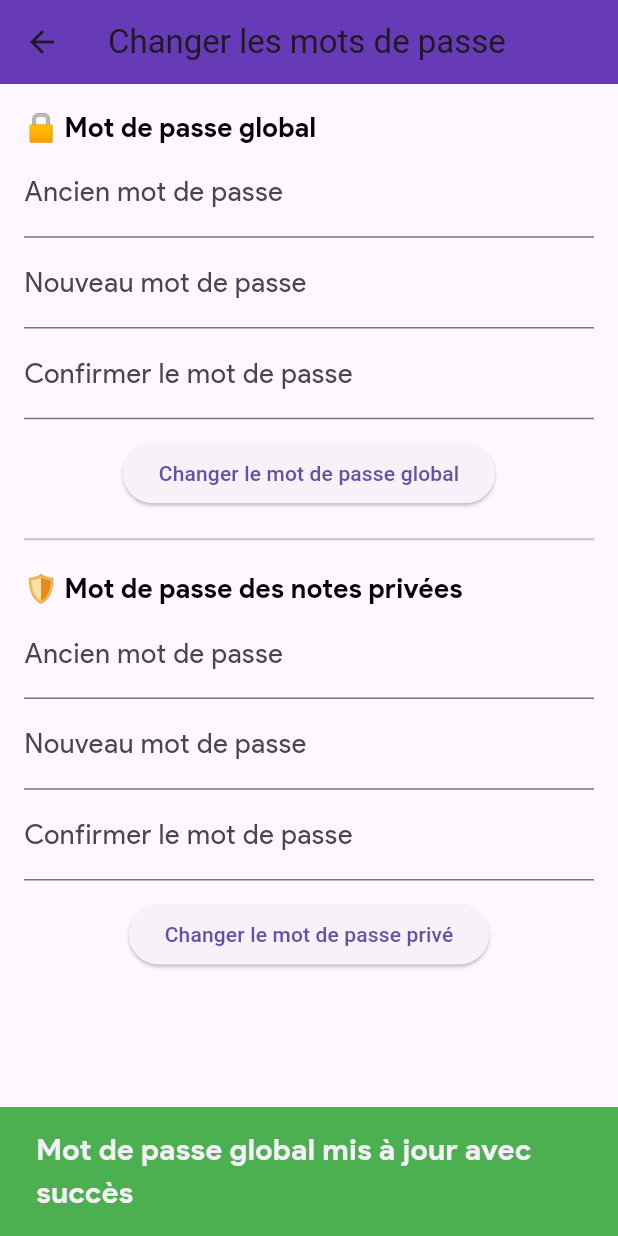
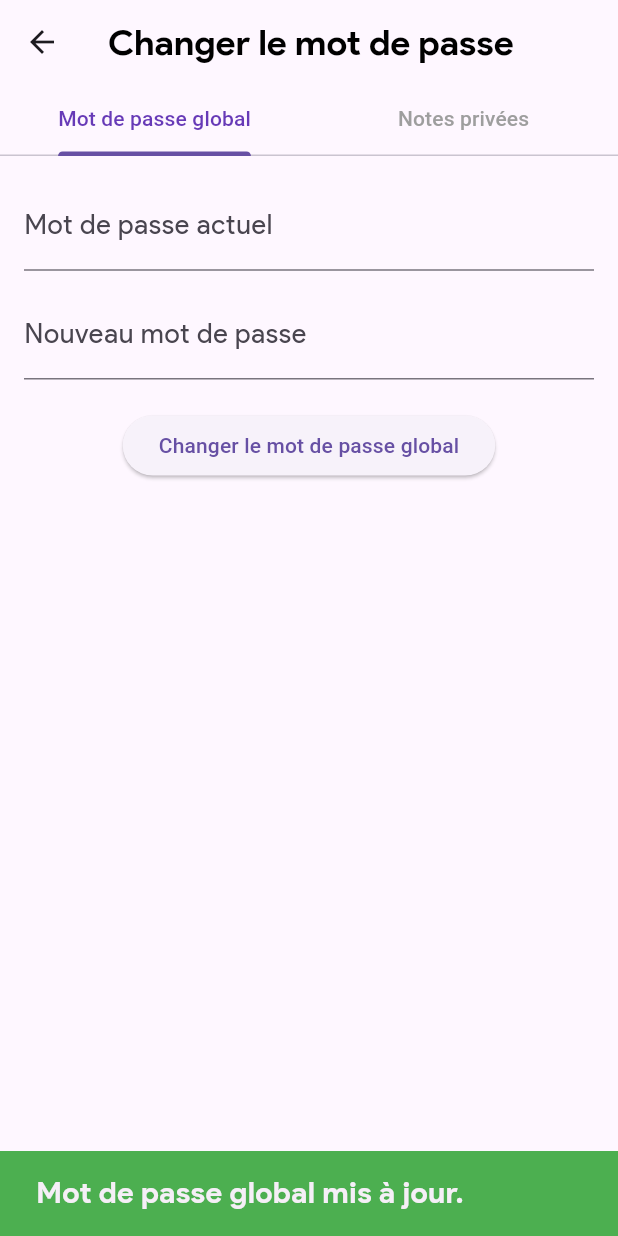
Before and after one commit to Aminesanhaji/Mynotes, a Flutter app: the ChangePasswordScreen screen opened directly, after a tap on "Changer le mot de passe global", on a phone screen of 412 x 824 dp. Run offline on Flutter 3.47's test engine with Material 3 defaults, Android fonts, the phone set to English and light mode, and no system bars; our stand-ins replace shared_preferences, sqflite; accounts and stored records are empty.

Commit message:
edit password change page to 2 tabs

```diff
--- a/lib/screens/change_password.dart
+++ b/lib/screens/change_password.dart
@@ -2,134 +2,173 @@ import 'package:flutter/material.dart';
 import 'package:shared_preferences/shared_preferences.dart';
 
 class ChangePasswordScreen extends StatefulWidget {
-  const ChangePasswordScreen({super.key});
+  const ChangePasswordScreen({Key? key}) : super(key: key);
 
   @override
   State<ChangePasswordScreen> createState() => _ChangePasswordScreenState();
 }
 
-class _ChangePasswordScreenState extends State<ChangePasswordScreen> {
-  final _formKeyGlobal = GlobalKey<FormState>();
-  final _formKeyPrivate = GlobalKey<FormState>();
+class _ChangePasswordScreenState extends State<ChangePasswordScreen> with SingleTickerProviderStateMixin {
+  late TabController _tabController;
 
-  final TextEditingController _oldPasswordController = TextEditingController();
-  final TextEditingController _newPasswordController = TextEditingController();
-  final TextEditingController _confirmPasswordController = TextEditingController();
-
-  final TextEditingController _oldPrivatePasswordController = TextEditingController();
-  final TextEditingController _newPrivatePasswordController = TextEditingController();
-  final TextEditingController _confirmPrivatePasswordController = TextEditingController();
-
-  Future<void> _changePassword({required bool isPrivate}) async {
-    final prefs = await SharedPreferences.getInstance();
-    final oldPassword = isPrivate ? _oldPrivatePasswordController.text : _oldPasswordController.text;
-    final newPassword = isPrivate ? _newPrivatePasswordController.text : _newPasswordController.text;
-    final confirmPassword = isPrivate ? _confirmPrivatePasswordController.text : _confirmPasswordController.text;
-
-    final savedPassword = prefs.getString(isPrivate ? 'private_password' : 'password') ?? '';
-
-    if (oldPassword != savedPassword) {
-      _showMessage('Ancien mot de passe incorrect', isError: true);
-      return;
-    }
-
-    if (newPassword != confirmPassword) {
-      _showMessage('Les mots de passe ne correspondent pas', isError: true);
-      return;
-    }
-
-    await prefs.setString(isPrivate ? 'private_password' : 'password', newPassword);
-    _showMessage('Mot de passe ${isPrivate ? "privé" : "global"} mis à jour avec succès');
-
-    if (isPrivate) {
-      _oldPrivatePasswordController.clear();
-      _newPrivatePasswordController.clear();
-      _confirmPrivatePasswordController.clear();
-    } else {
-      _oldPasswordController.clear();
-      _newPasswordController.clear();
-      _confirmPasswordController.clear();
-    }
+  @override
+  void initState() {
+    super.initState();
+    _tabController = TabController(length: 2, vsync: this);
   }
 
-  void _showMessage(String message, {bool isError = false}) {
-    ScaffoldMessenger.of(context).showSnackBar(
-      SnackBar(
-        content: Text(message),
-        backgroundColor: isError ? Colors.red : Colors.green,
-      ),
-    );
+  @override
+  void dispose() {
+    _tabController.dispose();
+    super.dispose();
   }
 
   @override
   Widget build(BuildContext context) {
     return Scaffold(
       appBar: AppBar(
-        title: const Text("Changer les mots de passe"),
-        backgroundColor: Colors.deepPurple,
+        title: Text('Changer le mot de passe', style: Theme.of(context).textTheme.headlineMedium),
+        bottom: TabBar(
+          controller: _tabController,
+          labelColor: Colors.deepPurple,
+          unselectedLabelColor: Colors.grey,
+          tabs: const [
+            Tab(text: 'Mot de passe global'),
+            Tab(text: 'Notes privées'),
+          ],
+        ),
       ),
-      body: ListView(
-        padding: const EdgeInsets.all(16.0),
-        children: [
-          const Text("🔒 Mot de passe global", style: TextStyle(fontSize: 18, fontWeight: FontWeight.bold)),
-          Form(
-            key: _formKeyGlobal,
-            child: Column(
-              children: [
-                TextFormField(
-                  controller: _oldPasswordController,
-                  obscureText: true,
-                  decoration: const InputDecoration(labelText: 'Ancien mot de passe'),
-                ),
-                TextFormField(
-                  controller: _newPasswordController,
-                  obscureText: true,
-                  decoration: const InputDecoration(labelText: 'Nouveau mot de passe'),
-                ),
-                TextFormField(
-                  controller: _confirmPasswordController,
-                  obscureText: true,
-                  decoration: const InputDecoration(labelText: 'Confirmer le mot de passe'),
-                ),
-                const SizedBox(height: 12),
-                ElevatedButton(
-                  onPressed: () => _changePassword(isPrivate: false),
-                  child: const Text('Changer le mot de passe global'),
-                ),
-              ],
-            ),
-          ),
-          const Divider(height: 40, thickness: 1.5),
-          const Text("🛡️ Mot de passe des notes privées", style: TextStyle(fontSize: 18, fontWeight: FontWeight.bold)),
-          Form(
-            key: _formKeyPrivate,
-            child: Column(
-              children: [
-                TextFormField(
-                  controller: _oldPrivatePasswordController,
-                  obscureText: true,
-                  decoration: const InputDecoration(labelText: 'Ancien mot de passe'),
-                ),
-                TextFormField(
-                  controller: _newPrivatePasswordController,
-                  obscureText: true,
-                  decoration: const InputDecoration(labelText: 'Nouveau mot de passe'),
-                ),
-                TextFormField(
-                  controller: _confirmPrivatePasswordController,
-                  obscureText: true,
-                  decoration: const InputDecoration(labelText: 'Confirmer le mot de passe'),
-                ),
-                const SizedBox(height: 12),
-                ElevatedButton(
-                  onPressed: () => _changePassword(isPrivate: true),
-                  child: const Text('Changer le mot de passe privé'),
-                ),
-              ],
-            ),
-          ),
+      body: TabBarView(
+        controller: _tabController,
+        children: const [
+          GlobalPasswordTab(),
+          PrivatePasswordTab(),
         ],
       ),
     );
   }
 }
+
+class GlobalPasswordTab extends StatefulWidget {
+  const GlobalPasswordTab({super.key});
+
+  @override
+  State<GlobalPasswordTab> createState() => _GlobalPasswordTabState();
+}
+
+class _GlobalPasswordTabState extends State<GlobalPasswordTab> {
+  final _currentPassController = TextEditingController();
+  final _newPassController = TextEditingController();
+
+  Future<void> _changePassword() async {
+    final prefs = await SharedPreferences.getInstance();
+    final storedPass = prefs.getString('app_password') ?? '';
+
+    if (_currentPassController.text != storedPass) {
+      _showError('Mot de passe actuel incorrect.');
+      return;
+    }
+
+    await prefs.setString('app_password', _newPassController.text);
+    _showSuccess('Mot de passe global mis à jour.');
+    _currentPassController.clear();
+    _newPassController.clear();
+  }
+
+  void _showError(String message) {
+    ScaffoldMessenger.of(context).showSnackBar(SnackBar(content: Text(message), backgroundColor: Colors.red));
+  }
+
+  void _showSuccess(String message) {
+    ScaffoldMessenger.of(context).showSnackBar(SnackBar(content: Text(message), backgroundColor: Colors.green));
+  }
+
+  @override
+  Widget build(BuildContext context) {
+    return Padding(
+      padding: const EdgeInsets.all(16.0),
+      child: Column(
+        children: [
+          TextField(
+            controller: _currentPassController,
+            obscureText: true,
+            decoration: const InputDecoration(labelText: 'Mot de passe actuel'),
+          ),
+          const SizedBox(height: 12),
+          TextField(
+            controller: _newPassController,
+            obscureText: true,
+            decoration: const InputDecoration(labelText: 'Nouveau mot de passe'),
+          ),
+          const SizedBox(height: 20),
+          ElevatedButton(
+            onPressed: _changePassword,
+            child: const Text('Changer le mot de passe global'),
+          )
+        ],
+      ),
+    );
+  }
+}
+
+class PrivatePasswordTab extends StatefulWidget {
+  const PrivatePasswordTab({Key? key}) : super(key: key);
+
+  @override
+  State<PrivatePasswordTab> createState() => _PrivatePasswordTabState();
+}
+
+class _PrivatePasswordTabState extends State<PrivatePasswordTab> {
+  final _currentPrivateController = TextEditingController();
+  final _newPrivateController = TextEditingController();
+
+  Future<void> _changePrivatePassword() async {
+    final prefs = await SharedPreferences.getInstance();
+    final savedPassword = prefs.getString('private_password') ?? '';
+
+    if (_currentPrivateController.text != savedPassword) {
+      _showError('Ancien mot de passe incorrect.');
+      return;
+    }
+
+    await prefs.setString('private_password', _newPrivateController.text);
+    _showSuccess('Mot de passe des notes privées mis à jour.');
+    _currentPrivateController.clear();
+    _newPrivateController.clear();
+  }
+
+  void _showError(String message) {
+    ScaffoldMessenger.of(context).showSnackBar(SnackBar(content: Text(message), backgroundColor: Colors.red));
+  }
+
+  void _showSuccess(String message) {
+    ScaffoldMessenger.of(context).showSnackBar(SnackBar(content: Text(message), backgroundColor: Colors.green));
+  }
+
+  @override
+  Widget build(BuildContext context) {
+    return Padding(
+      padding: const EdgeInsets.all(16.0),
+      child: Column(
+        children: [
+          TextField(
+            controller: _currentPrivateController,
+            obscureText: true,
+            decoration: const InputDecoration(labelText: 'Ancien mot de passe privé'),
+          ),
+          const SizedBox(height: 12),
+          TextField(
+            controller: _newPrivateController,
+            obscureText: true,
+            decoration: const InputDecoration(labelText: 'Nouveau mot de passe privé'),
+          ),
+          const SizedBox(height: 20),
+          ElevatedButton(
+            onPressed: _changePrivatePassword,
+            child: const Text('Changer le mot de passe privé'),
+          )
+        ],
+      ),
+    );
+  }
+}
```
